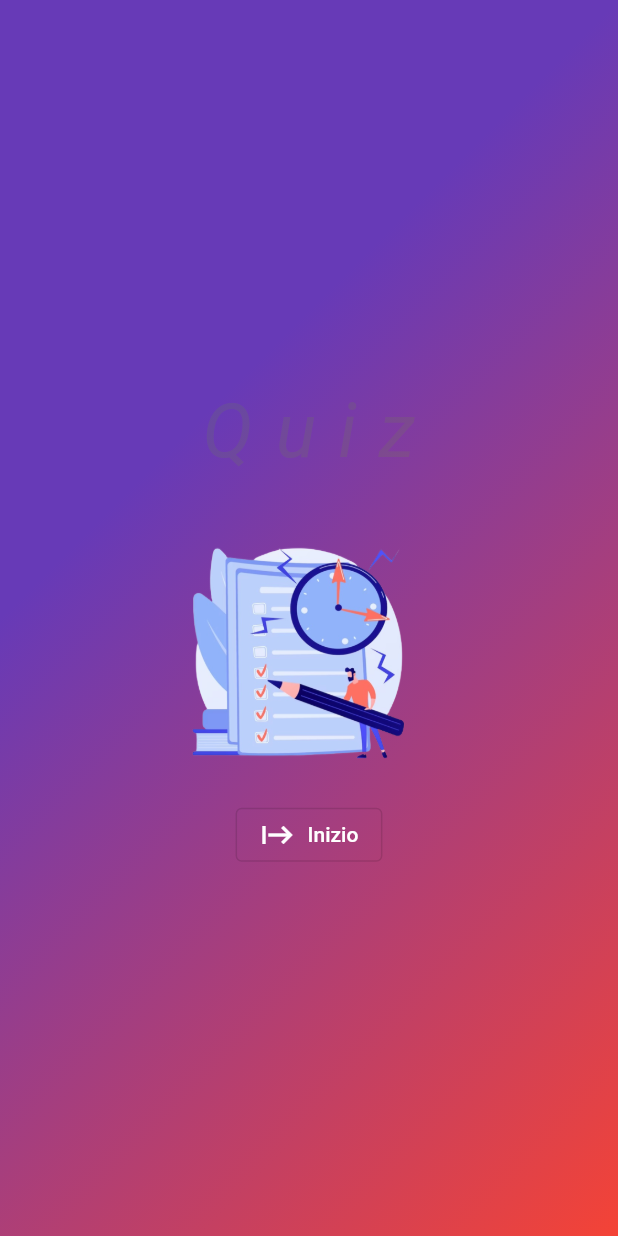
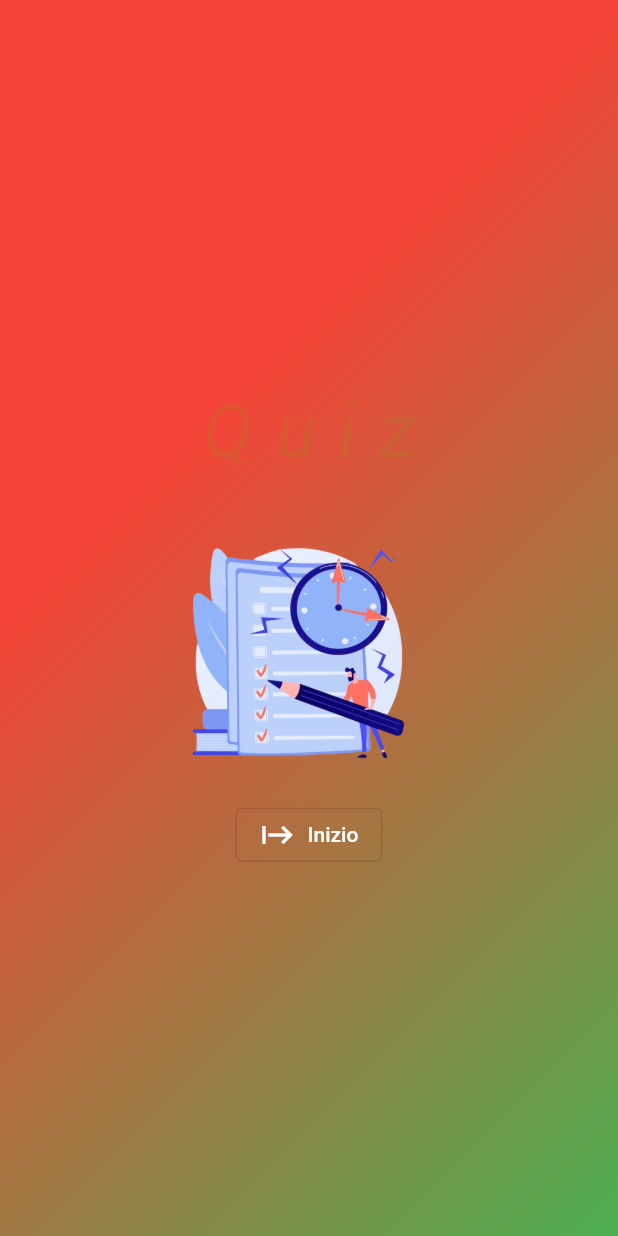
Before and after one commit to Deflomick/quiz_app_homescreen_public, a Flutter app: the screen it shows after launch, on a phone screen of 412 x 824 dp. Run offline on Flutter 3.47's test engine with Material 2 defaults, Android fonts, the light colour scheme and no system bars.

Commit message:
version 2 without initstate

```diff
--- a/lib/gradient_container.dart
+++ b/lib/gradient_container.dart
@@ -7,8 +7,7 @@ const endAlignment = Alignment.bottomRight;
 
 class GradientContainer extends StatelessWidget {
   const GradientContainer(
-    this.color1,
-    this.color2,
+
       // this.startQuiz,
       {
     super.key,
@@ -16,78 +15,43 @@ class GradientContainer extends StatelessWidget {
 
   //final void Function () startQuiz;
 
-  //costruttore alternativo
+  /*costruttore alternativo
   const GradientContainer.purpleTwo({super.key})
       : color1 = Colors.white,
         color2 = Colors.black;
-
+*/
   //scegli colore
   //final List<Colors> colors;
-  final Color color1;
-  final Color color2;
+  //final Color color1;
+  //final Color color2;
 
   @override
   Widget build(context) {
     return Container(
       alignment: Alignment.center,
-      decoration: BoxDecoration(
-          //image: DecorationImage()
+      decoration: const BoxDecoration(
           gradient: LinearGradient(
         begin: startAlignment,
         end: endAlignment,
-        colors: [color1, color2],
+        colors: [Colors.red, Colors.green],
       )),
-      child: Column(
-        mainAxisSize: MainAxisSize.min,
-
-          children: [
-
+      child: Column(mainAxisSize: MainAxisSize.min, children: [
         const HomePage(),
         Image.asset(
           'assets/images/quiz_img.png',
           width: 200,
           height: 200,
           //color: const Color.fromARGB(250, 255, 255, 255),
-
         ),
-
-
-        // Opacity( //utilizza molte risorse , sarebbe da evitare per app molto grosse
-        //   opacity: 0.6,
-        //   child: Image.asset(
-        //     'assets/images/quiz_img.png',
-        //     width: 200,
-        //     height: 200,
-        //
-        //     //colorBlendMode: BlendMode.modulate,
-        //   ),
-        // ),
-        //aggiunta di icon in outlinedbutton quindi child diventa label
         OutlinedButton.icon(
-
-          onPressed: (){
-
-          },
+          onPressed: () {},
           style: OutlinedButton.styleFrom(
             foregroundColor: Colors.white,
           ),
-
-          label: Text('Inizio'),
-          icon: Icon(Icons.start),
+          label: const Text('Inizio'),
+          icon: const Icon(Icons.start),
         )
       ]),
-
     );
-    /*  decoration:  BoxDecoration(
-        //image: DecorationImage()
-          gradient: LinearGradient(
-              begin: startAlignment,
-              end: endAlignment,
-              colors: [color1,color2],
-          )),
-
-        child:
-    );
-*/
   }
 }
--- a/lib/screens/quiz.dart
+++ b/lib/screens/quiz.dart
@@ -1,6 +1,6 @@
 import 'package:flutter/material.dart';
 import 'package:quiz_app_guide_course/screens/homepage.dart';
-import 'package:quiz_app_guide_course/screens/question_screen.dart';
+import '../screens/question_screen.dart';
 
 import '../gradient_container.dart';
 
@@ -12,21 +12,23 @@ class Quiz extends StatefulWidget {
 }
 
 class _QuizState extends State<Quiz> {
+  var activeScreen ='start-screen';
+
   /*Widget? activeScreen ;
 
   @override
   void initState() {
-    activeScreen = GradientContainer(Colors.deepPurple,Colors.red ,switchScreen())
+    activeScreen = GradientContainer(switchScreen);
 
     super.initState();
   }
-
+*/
   void switchScreen(){
     setState(() {
-      activeScreen = const QuestionScreen();
+      activeScreen = 'question-screen';
     });
   }
-*/
+
   @override
   Widget build(BuildContext context) {
     return MaterialApp(
@@ -36,10 +38,10 @@ class _QuizState extends State<Quiz> {
         primarySwatch: Colors.blue,
       ),
       debugShowCheckedModeBanner: false,
-      home:  const Scaffold(
+      home:   Scaffold(
         backgroundColor: Color.fromARGB(255, 61, 20, 155),
 
-        body: Center(child: GradientContainer(Colors.deepPurple,Colors.red , )),
+        body: activeScreen == 'start-screen' ? GradientContainer() : QuestionScreen(),
 
 
 
```
Lines whose indentation alone changed are shown as unchanged.
